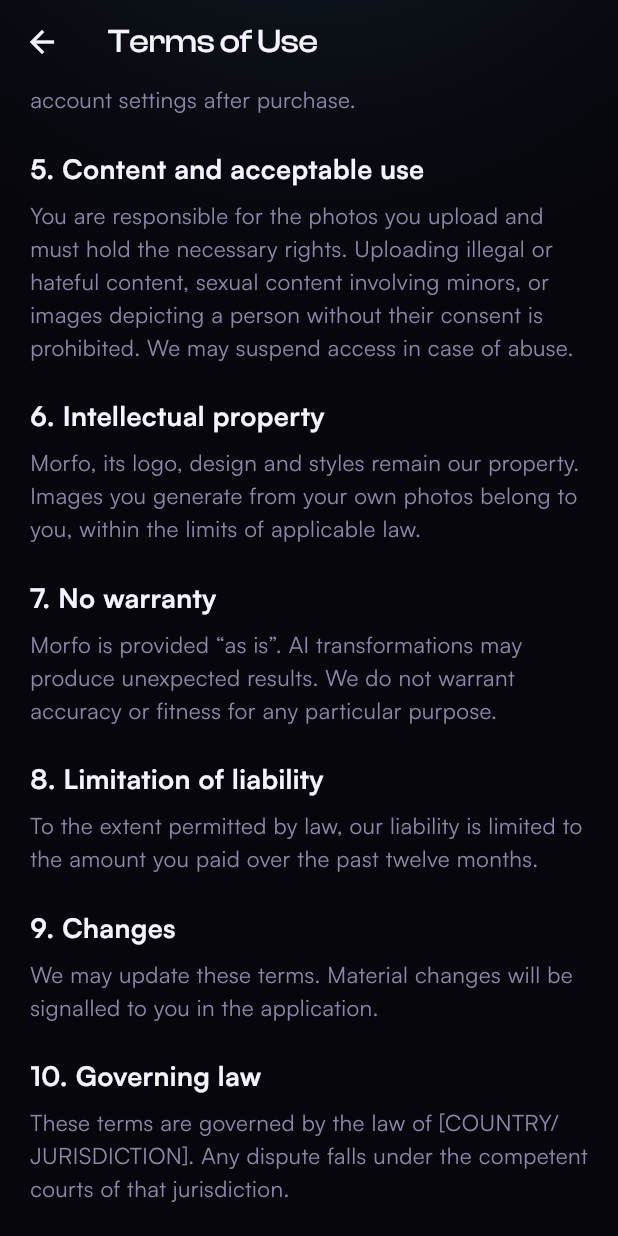
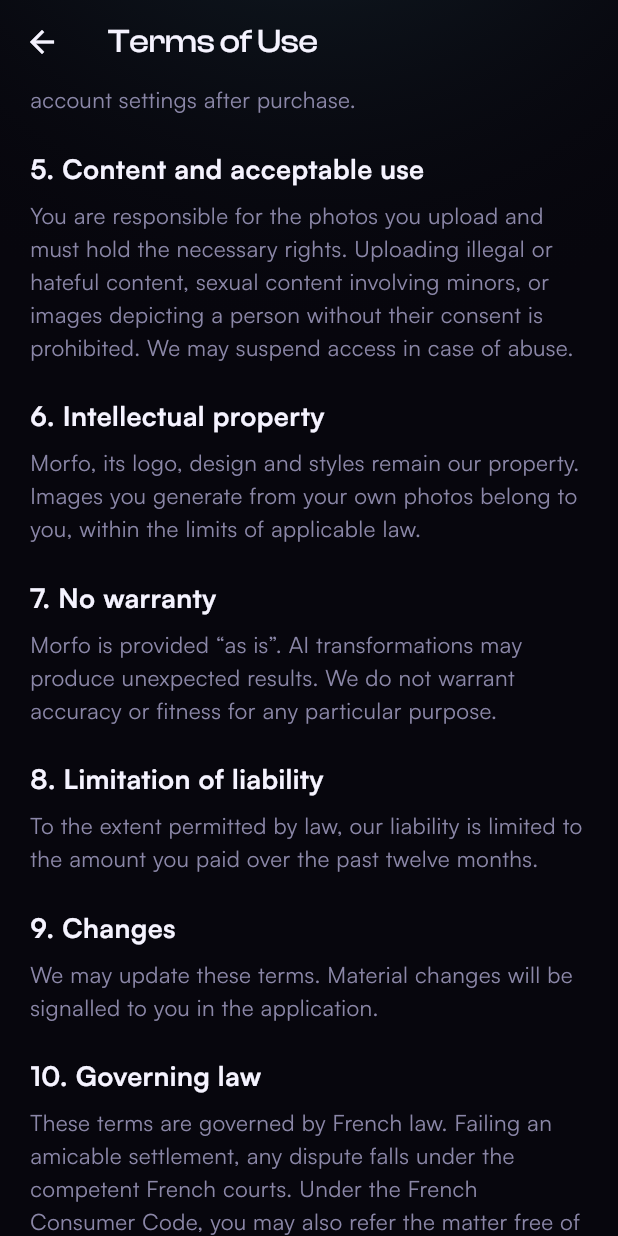
Before and after one commit to LadifLeFou/morfo, a Flutter app: the LegalScreen screen opened by its route, scrolled down 576 dp, on a phone screen of 412 x 824 dp. Run offline on Flutter 3.47's test engine with Material 3 defaults, Android fonts, the phone set to English and light mode, and no system bars; our stand-ins replace cached_network_image, dio, flutter_animate, flutter_dotenv, flutter_riverpod, go_router and 5 more; missing offline and left inert: gal, purchases_flutter; accounts and stored records are empty.

Commit message:
feat(legal): juridiction francaise, CNIL, mediateur et mentions legales
L'editeur est etabli en France. Consequences concretes :

- Droit applicable : le placeholder [PAYS/JURIDICTION] devient le droit
  francais, avec mention du mediateur de la consommation, obligatoire pour
  tout professionnel vendant a des consommateurs (Code de la consommation).
- Protection des donnees : ajout de la CNIL comme autorite de reclamation,
  et des droits de limitation du traitement, absents jusque-la.
- Mentions legales : la LCEN impose d'identifier editeur (nom, adresse) et
  hebergeur. Rien n'existait dans l'app. Bloc ajoute en pied des deux
  documents, avec l'hebergeur du backend deja renseigne (Fly.io).

Restent a completer avant publication, volontairement explicites dans le
code : nom/raison sociale, adresse postale, SIRET.

⚠️ Redactions de depart, a faire relire par un professionnel. La version
francaise fait foi.

Co-Authored-By: Claude Opus 4.8 <noreply@anthropic.com>
Claude-Session: https://claude.ai/code/session_016nU1Seid9WQ9fEBAqqxSDz

```diff
--- a/lib/core/strings.dart
+++ b/lib/core/strings.dart
@@ -436,6 +436,9 @@ class S {
         'Le suivi de la vidéo a été interrompu.',
         'Video tracking was interrupted.',
       );
+  static String get legalNotice => _('Mentions légales', 'Legal notice');
+  static String get publisher => _('Éditeur', 'Publisher');
+  static String get host => _('Hébergeur', 'Hosting provider');
   static String lastUpdated(String d) =>
       _('Dernière mise à jour : $d', 'Last updated: $d');
   static String contactLine(String c) => _('Contact : $c', 'Contact: $c');
--- a/lib/features/legal/legal_screen.dart
+++ b/lib/features/legal/legal_screen.dart
@@ -29,12 +29,17 @@ class LegalScreen extends StatelessWidget {
   final LegalDoc doc;
 
   static const String _contact = 'support@morfo.app';
+
+  // ⚠️ À COMPLÉTER avant publication. La LCEN impose d'identifier l'éditeur
+  // (nom ou raison sociale, adresse) et l'hébergeur. En entreprise
+  // individuelle, l'éditeur est le nom du dirigeant.
+  static const String _publisherName = '[RAISON SOCIALE OU NOM]';
+  static const String _publisherAddress = '[ADRESSE POSTALE COMPLÈTE]';
+  static const String _publisherSiret = '[SIRET]';
+  static const String _hostName = 'Fly.io, Inc. — 2261 Market Street #4990, '
+      'San Francisco, CA 94114, États-Unis';
   static const String _updatedFr = '15 juillet 2026';
   static const String _updatedEn = 'July 15, 2026';
-
-  String get _entity => S.isFr
-      ? '[RAISON SOCIALE], éditeur de Morfo'
-      : '[LEGAL ENTITY], publisher of Morfo';
 
   String get _title => doc == LegalDoc.terms
       ? (S.isFr ? 'Conditions d’utilisation' : 'Terms of Use')
@@ -68,8 +73,16 @@ class LegalScreen extends StatelessWidget {
             Gap.h24,
           ],
           Text(S.contactLine(_contact), style: MorfoType.caption),
+          Gap.h24,
+          Text(S.legalNotice.toUpperCase(), style: MorfoType.eyebrow),
           Gap.h8,
-          Text(_entity, style: MorfoType.caption),
+          Text(
+            '${S.publisher} : $_publisherName\n'
+            '$_publisherAddress\n'
+            'SIRET : $_publisherSiret\n\n'
+            '${S.host} : $_hostName',
+            style: MorfoType.caption,
+          ),
         ],
       ),
     );
@@ -135,8 +148,10 @@ class LegalScreen extends StatelessWidget {
     ),
     _Section(
       '10. Droit applicable',
-      'Les présentes conditions sont régies par le droit [PAYS/JURIDICTION]. '
-          'Tout litige relève des tribunaux compétents de ce ressort.',
+      'Les présentes conditions sont régies par le droit français. À défaut '
+          'de résolution amiable, tout litige relève des tribunaux français '
+          'compétents. Conformément au Code de la consommation, vous pouvez '
+          'également recourir gratuitement à un médiateur de la consommation.',
     ),
   ];
 
@@ -198,8 +213,10 @@ class LegalScreen extends StatelessWidget {
     ),
     _Section(
       '10. Governing law',
-      'These terms are governed by the law of [COUNTRY/JURISDICTION]. Any '
-          'dispute falls under the competent courts of that jurisdiction.',
+      'These terms are governed by French law. Failing an amicable '
+          'settlement, any dispute falls under the competent French courts. '
+          'Under the French Consumer Code, you may also refer the matter free '
+          'of charge to a consumer mediator.',
     ),
   ];
 
@@ -239,8 +256,10 @@ class LegalScreen extends StatelessWidget {
     _Section(
       '6. Vos droits',
       'Vous pouvez demander l’accès, la rectification ou la suppression de vos '
-          'données, ainsi que la portabilité, en écrivant à $_contact. '
-          'Conformément au RGPD et aux lois applicables.',
+          'données, ainsi que la portabilité et la limitation du traitement, en '
+          'écrivant à $_contact. Conformément au RGPD. Si notre réponse ne vous '
+          'satisfait pas, vous pouvez introduire une réclamation auprès de la '
+          'CNIL, autorité française de protection des données (www.cnil.fr).',
     ),
     _Section(
       '7. Enfants',
@@ -295,9 +314,11 @@ class LegalScreen extends StatelessWidget {
     ),
     _Section(
       '6. Your rights',
-      'You may request access to, correction or deletion of your data, as well '
-          'as portability, by writing to $_contact. In accordance with the GDPR '
-          'and applicable laws.',
+      'You may request access to, correction or deletion of your data, as '
+          'well as portability and restriction of processing, by writing to '
+          '$_contact. In accordance with the GDPR. If our response does not '
+          'satisfy you, you may lodge a complaint with the CNIL, the French '
+          'data protection authority (www.cnil.fr).',
     ),
     _Section(
       '7. Children',
```
